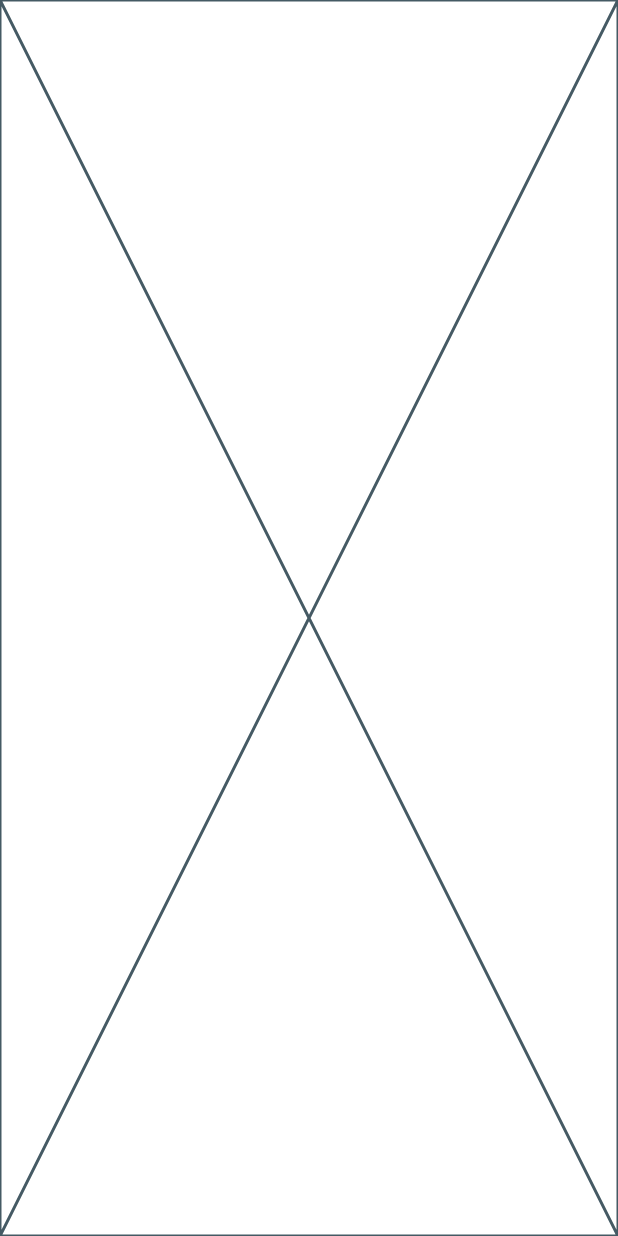
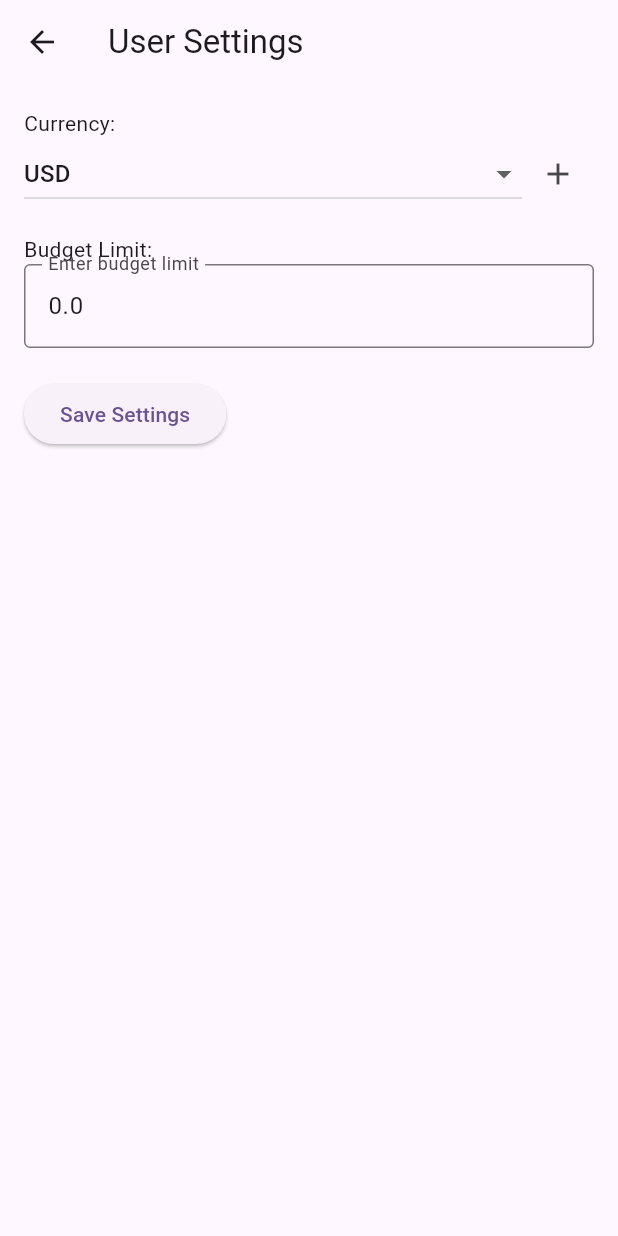
Before and after one commit to Spartakm67/flutter_home_work10, a Flutter app: the screen it shows after launch, after a tap on "User Settings", on a phone screen of 412 x 824 dp. Run offline on Flutter 3.47's test engine with Material 3 defaults, Android fonts, the phone set to English and light mode, and no system bars; our stand-ins replace flutter_mobx, hive, hive_flutter, mobx; accounts and stored records are empty; generated files the repository leaves out were written again.

Commit message:
UserSettings added

```diff
--- /dev/null
+++ b/lib/data/database/currency_items.dart
@@ -0,0 +1,20 @@
+import 'package:flutter/material.dart';
+
+class CurrencyItems {
+  static final List<String> currencies = ['USD', 'EUR', 'UAH'];
+
+  static List<DropdownMenuItem<String>> getDropdownItems() {
+    return currencies
+        .map((currency) => DropdownMenuItem(
+      value: currency,
+      child: Text(currency),
+    ))
+        .toList();
+  }
+
+  static void addCurrency(String currency) {
+    if (!currencies.contains(currency)) {
+      currencies.add(currency);
+    }
+  }
+}
--- a/lib/main.dart
+++ b/lib/main.dart
@@ -6,6 +6,7 @@ import 'package:hive/hive.dart';
 import 'package:hive_flutter/hive_flutter.dart';
 import 'package:path_provider/path_provider.dart';
 import 'package:flutter_home_work10/screens/screens.dart';
+import 'package:flutter_home_work10/stores/user_settings_store.dart';
 
 
 void main() async {
@@ -22,11 +23,16 @@ void main() async {
   await Hive.openBox<UserSettings>('userSettingsBox');
   await Hive.openBox<Analytics>('analyticsBox');
 
-  runApp(const MyApp());
+  final userSettingsStore = UserSettingsStore();
+  await userSettingsStore.loadSettings();
+
+  runApp(MyApp(userSettingsStore: userSettingsStore));
 }
 
 class MyApp extends StatelessWidget {
-  const MyApp({super.key});
+  final UserSettingsStore userSettingsStore;
+
+  const MyApp({super.key, required this.userSettingsStore});
 
   @override
   Widget build(BuildContext context) {
@@ -40,7 +46,7 @@ class MyApp extends StatelessWidget {
       initialRoute: '/',
       routes: <String, WidgetBuilder>{
         '/': (context) => const HomeScreen(),
-        '/settings': (context) => const UserSettingsScreen(),
+        '/settings': (context) => UserSettingsScreen(settingsStore: userSettingsStore),
         '/transactions': (context) => const UserTransactionsScreen(),
         '/analytics': (context) => const UserAnalyticsScreen(),
       },
--- a/lib/screens/user_settings_screen.dart
+++ b/lib/screens/user_settings_screen.dart
@@ -1,10 +1,107 @@
 import 'package:flutter/material.dart';
+import 'package:flutter_mobx/flutter_mobx.dart';
+import 'package:flutter_home_work10/data/database/currency_items.dart';
+import 'package:flutter_home_work10/stores/user_settings_store.dart';
 
 class UserSettingsScreen extends StatelessWidget {
-  const UserSettingsScreen({super.key});
+  final UserSettingsStore settingsStore;
+
+  const UserSettingsScreen({super.key, required this.settingsStore});
 
   @override
   Widget build(BuildContext context) {
-    return const Placeholder();
+    return Scaffold(
+      appBar: AppBar(
+        title: const Text('User Settings'),
+      ),
+      body: Padding(
+        padding: const EdgeInsets.all(16.0),
+        child: Column(
+          crossAxisAlignment: CrossAxisAlignment.start,
+          children: [
+            const Text('Currency:'),
+            Observer(
+              builder: (_) => Row(
+                children: [
+                  Expanded(
+                    child: DropdownButton<String>(
+                      isExpanded: true,
+                      value: settingsStore.currency,
+                      items: CurrencyItems.getDropdownItems(),
+                      onChanged: (value) {
+                        if (value != null) {
+                          settingsStore.updateCurrency(value);
+                        }
+                      },
+                    ),
+                  ),
+                  IconButton(
+                    icon: const Icon(Icons.add),
+                    onPressed: () => _showAddCurrencyDialog(context),
+                  ),
+                ],
+              ),
+            ),
+            const SizedBox(height: 16),
+            const Text('Budget Limit:'),
+            Observer(
+              builder: (_) => TextFormField(
+                initialValue: settingsStore.budgetLimit.toString(),
+                decoration: const InputDecoration(
+                  border: OutlineInputBorder(),
+                  labelText: 'Enter budget limit',
+                ),
+                keyboardType: TextInputType.number,
+                onChanged: settingsStore.updateBudgetLimit,
+              ),
+            ),
+            const SizedBox(height: 20),
+            ElevatedButton(
+              onPressed: settingsStore.saveSettings,
+              child: const Text('Save Settings'),
+            ),
+          ],
+        ),
+      ),
+    );
+  }
+
+  void _showAddCurrencyDialog(BuildContext context) {
+    final TextEditingController currencyController = TextEditingController();
+    showDialog(
+      context: context,
+      builder: (BuildContext context) {
+        return AlertDialog(
+          title: const Text('Add New Currency'),
+          content: TextField(
+            controller: currencyController,
+            decoration: const InputDecoration(
+              hintText: 'Enter currency code (e.g., GBP)',
+            ),
+          ),
+          actions: [
+            TextButton(
+              onPressed: () {
+                Navigator.of(context).pop();
+              },
+              child: const Text('Cancel'),
+            ),
+            TextButton(
+              onPressed: () {
+                final newCurrency = currencyController.text.toUpperCase().trim();
+                if (newCurrency.isNotEmpty) {
+                  CurrencyItems.addCurrency(newCurrency);
+                  ScaffoldMessenger.of(context).showSnackBar(
+                    SnackBar(content: Text('$newCurrency added to currencies')),
+                  );
+                  Navigator.of(context).pop();
+                }
+              },
+              child: const Text('Add'),
+            ),
+          ],
+        );
+      },
+    );
   }
 }
--- a/lib/stores/user_settings_store.dart
+++ b/lib/stores/user_settings_store.dart
@@ -0,0 +1,48 @@
+import 'package:mobx/mobx.dart';
+import 'package:hive/hive.dart';
+import 'package:flutter_home_work10/data/database/hive_box_names.dart';
+import 'package:flutter_home_work10/data/models/user_settings.dart';
+
+part 'user_settings_store.g.dart';
+
+class UserSettingsStore = BaseUserSettingsStore with _$UserSettingsStore;
+
+abstract class BaseUserSettingsStore with Store {
+
+  @observable
+  String currency = 'USD';
+
+  @observable
+  double budgetLimit = 0.0;
+
+
+  @action
+  Future<void> loadSettings() async {
+    final box = await Hive.openBox<UserSettings>(HiveBoxNames.userSettingsBox);
+    final settings = box.get('userSettings');
+    if (settings != null) {
+      currency = settings.currency;
+      budgetLimit = settings.budgetLimit;
+    }
+  }
+
+  @action
+  Future<void> saveSettings() async {
+    final box = await Hive.openBox<UserSettings>(HiveBoxNames.userSettingsBox);
+    final settings = UserSettings(currency: currency, budgetLimit: budgetLimit);
+    await box.put('userSettings', settings);
+  }
+
+  @action
+  void updateCurrency(String newCurrency) {
+    currency = newCurrency;
+  }
+
+  @action
+  void updateBudgetLimit(String limit) {
+    final parsedLimit = double.tryParse(limit);
+    if (parsedLimit != null) {
+      budgetLimit = parsedLimit;
+    }
+  }
+}
--- a/lib/widgets/transaction_form_add.dart
+++ b/lib/widgets/transaction_form_add.dart
@@ -10,11 +10,11 @@ class TransactionFormAdd extends StatelessWidget {
 }
 
 
-// class RecipeForm extends StatefulWidget {
+// class TransactionFormAdd extends StatefulWidget {
 //   const RecipeForm({super.key});
 //
 //   @override
-//   RecipeFormState createState() => RecipeFormState();
+//   TransactionFormAddState createState() => TransactionFormAddState();
 // }
 //
 // class RecipeFormState extends State<RecipeForm> {
```
Also changed, not shown: lib/stores/user_settings_store.g.dart (added).
